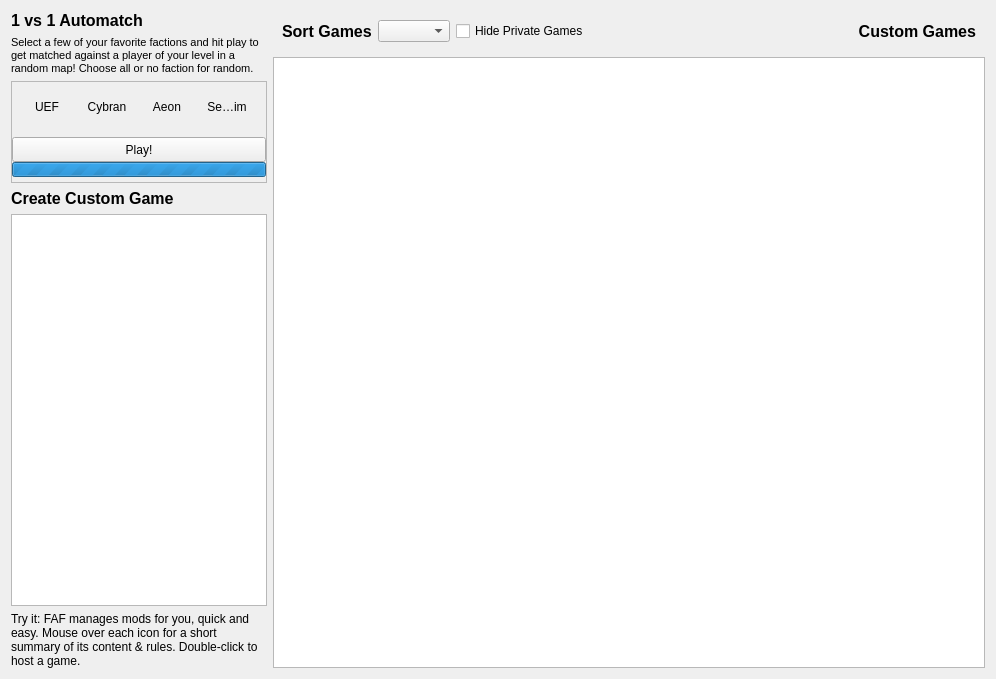
Old version of the form res/games/games.ui in the repository FAForever/client.
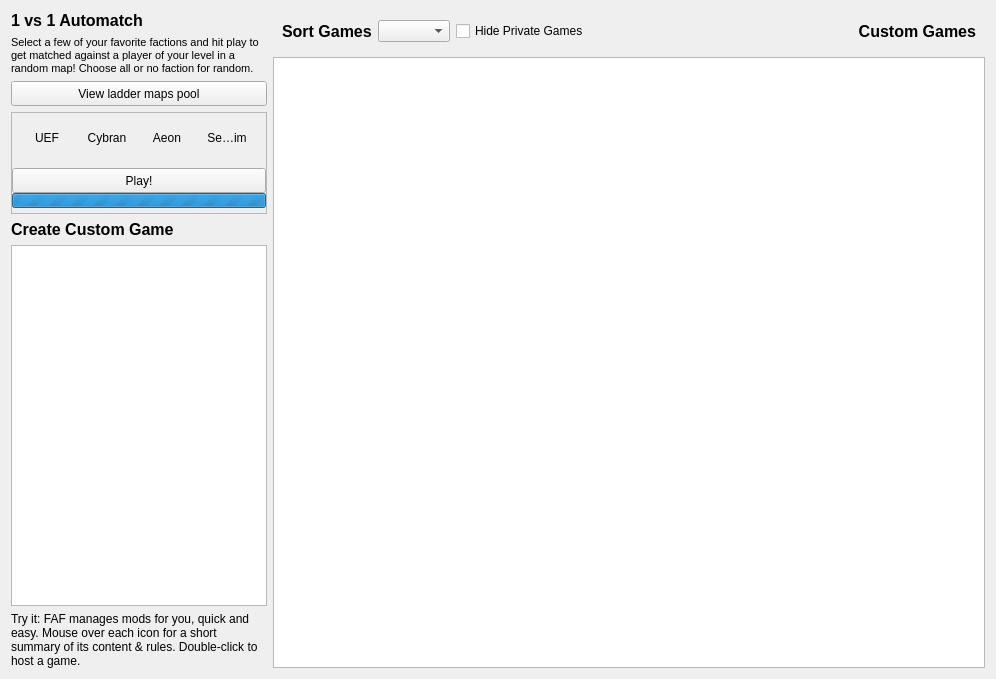
New version of the form.

Commit message: add a button to see the ladder maps pool from play tab (issue #899)

```diff
--- a/res/games/games.ui
+++ b/res/games/games.ui
@@ -70,6 +70,34 @@
         </property>
        </widget>
       </item>
+      <item>
+       <widget class="QToolButton" name="laddermapspool">
+        <property name="sizePolicy">
+         <sizepolicy hsizetype="Expanding" vsizetype="Fixed">
+          <horstretch>0</horstretch>
+          <verstretch>0</verstretch>
+         </sizepolicy>
+        </property>
+        <property name="minimumSize">
+         <size>
+          <width>0</width>
+          <height>25</height>
+         </size>
+        </property>
+        <property name="focusPolicy">
+         <enum>Qt::NoFocus</enum>
+        </property>
+        <property name="whatsThis">
+         <string extracomment="Show the ladder maps pool"/>
+        </property>
+        <property name="autoFillBackground">
+         <bool>true</bool>
+        </property>
+        <property name="text">
+         <string>View ladder maps pool</string>
+        </property>
+       </widget>
+      </item>
       <item>
        <widget class="QFrame" name="rankedFrame">
         <property name="sizePolicy">
@@ -97,7 +125,7 @@
          <property name="spacing">
           <number>0</number>
          </property>
-         <item row="3" column="0">
+         <item row="4" column="0">
           <widget class="QProgressBar" name="searchProgress">
            <property name="font">
             <font>
@@ -124,7 +152,7 @@
            </property>
           </widget>
          </item>
-         <item row="4" column="0">
+         <item row="5" column="0">
           <spacer name="verticalSpacer">
            <property name="orientation">
             <enum>Qt::Vertical</enum>
@@ -140,7 +168,7 @@
            </property>
           </spacer>
          </item>
-         <item row="0" column="0">
+         <item row="1" column="0">
           <layout class="QHBoxLayout" name="horizontalLayout_2">
            <property name="spacing">
             <number>0</number>
@@ -355,7 +383,7 @@
            </item>
           </layout>
          </item>
-         <item row="2" column="0">
+         <item row="3" column="0">
           <widget class="QToolButton" name="rankedPlay">
            <property name="sizePolicy">
             <sizepolicy hsizetype="Expanding" vsizetype="Fixed">
@@ -389,7 +417,7 @@
            </property>
           </widget>
          </item>
-         <item row="1" column="0">
+         <item row="2" column="0">
           <spacer name="verticalSpacer_2">
            <property name="orientation">
             <enum>Qt::Vertical</enum>
```
Left out of the diff: 298 changed lines with no effect on the pictures. The commit also changes 3 other files.
